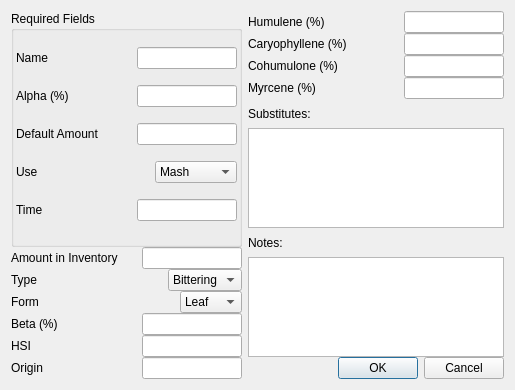
The window that ui/hopEditor.ui (Brewtarget/brewtarget) describes before a commit, drawn with Qt 5.
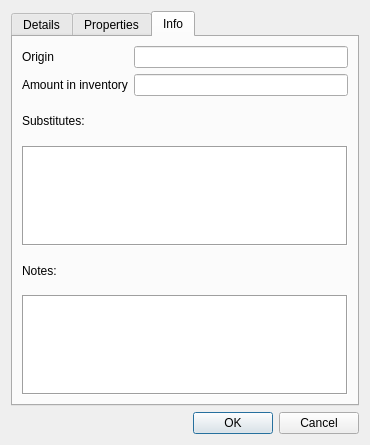
The same window after the commit. The open tabs and pages were chosen to show the change. Custom widgets are drawn as their Qt base class.

The edit to the form file:
```diff
--- a/ui/hopEditor.ui
+++ b/ui/hopEditor.ui
@@ -6,8 +6,8 @@
    <rect>
     <x>0</x>
     <y>0</y>
-    <width>515</width>
-    <height>390</height>
+    <width>370</width>
+    <height>445</height>
    </rect>
   </property>
   <property name="sizePolicy">
@@ -22,53 +22,24 @@
   <property name="configSection" stdset="0">
    <string notr="true">hopEditor</string>
   </property>
-  <layout class="QHBoxLayout" name="horizontalLayout_17">
-   <item>
-    <layout class="QHBoxLayout" name="horizontalLayout_15">
-     <item>
-      <layout class="QVBoxLayout" name="verticalLayout_3">
-       <property name="spacing">
-        <number>0</number>
-       </property>
-       <item>
-        <widget class="QGroupBox" name="groupBox">
-         <property name="title">
-          <string>Required Fields</string>
-         </property>
-         <property name="configSection" stdset="0">
-          <string notr="true">hopEditor</string>
-         </property>
          <layout class="QVBoxLayout" name="verticalLayout">
-          <property name="spacing">
-           <number>0</number>
-          </property>
-          <property name="sizeConstraint">
-           <enum>QLayout::SetMinimumSize</enum>
-          </property>
-          <property name="leftMargin">
-           <number>2</number>
-          </property>
-          <property name="topMargin">
-           <number>0</number>
-          </property>
-          <property name="rightMargin">
-           <number>2</number>
-          </property>
-          <property name="bottomMargin">
-           <number>3</number>
-          </property>
           <item>
-           <layout class="QHBoxLayout" name="horizontalLayout">
-            <property name="spacing">
-             <number>0</number>
-            </property>
-            <property name="sizeConstraint">
-             <enum>QLayout::SetNoConstraint</enum>
-            </property>
-            <property name="topMargin">
+    <widget class="QTabWidget" name="tabWidget">
+     <property name="sizePolicy">
+      <sizepolicy hsizetype="Expanding" vsizetype="Minimum">
+       <horstretch>0</horstretch>
+       <verstretch>0</verstretch>
+      </sizepolicy>
+     </property>
+     <property name="currentIndex">
              <number>0</number>
             </property>
-            <item>
+     <widget class="QWidget" name="tabHopDetails">
+      <attribute name="title">
+       <string>Details</string>
+      </attribute>
+      <layout class="QFormLayout" name="formLayout">
+       <item row="0" column="0">
              <widget class="QLabel" name="label_name">
               <property name="sizePolicy">
                <sizepolicy hsizetype="Expanding" vsizetype="Preferred">
@@ -84,23 +55,23 @@
               </property>
              </widget>
             </item>
-            <item>
+       <item row="0" column="1">
              <widget class="QLineEdit" name="lineEdit_name">
               <property name="sizePolicy">
-               <sizepolicy hsizetype="Fixed" vsizetype="Fixed">
-                <horstretch>100</horstretch>
+          <sizepolicy hsizetype="Expanding" vsizetype="Minimum">
+           <horstretch>0</horstretch>
                 <verstretch>0</verstretch>
                </sizepolicy>
               </property>
               <property name="minimumSize">
                <size>
-                <width>100</width>
+           <width>0</width>
                 <height>0</height>
                </size>
               </property>
               <property name="maximumSize">
                <size>
-                <width>100</width>
+           <width>16777215</width>
                 <height>16777215</height>
                </size>
               </property>
@@ -109,11 +80,7 @@
               </property>
              </widget>
             </item>
-           </layout>
-          </item>
-          <item>
-           <layout class="QHBoxLayout" name="horizontalLayout_2">
-            <item>
+       <item row="1" column="0">
              <widget class="QLabel" name="label_alpha">
               <property name="sizePolicy">
                <sizepolicy hsizetype="Expanding" vsizetype="Preferred">
@@ -129,23 +96,23 @@
               </property>
              </widget>
             </item>
-            <item>
+       <item row="1" column="1">
              <widget class="BtGenericEdit" name="lineEdit_alpha">
               <property name="sizePolicy">
-               <sizepolicy hsizetype="Fixed" vsizetype="Fixed">
-                <horstretch>100</horstretch>
+          <sizepolicy hsizetype="Expanding" vsizetype="Minimum">
+           <horstretch>0</horstretch>
                 <verstretch>0</verstretch>
                </sizepolicy>
               </property>
               <property name="minimumSize">
                <size>
-                <width>100</width>
+           <width>0</width>
                 <height>0</height>
                </size>
               </property>
               <property name="maximumSize">
                <size>
-                <width>100</width>
+           <width>16777215</width>
                 <height>16777215</height>
                </size>
               </property>
@@ -157,11 +124,7 @@
               </property>
              </widget>
             </item>
-           </layout>
-          </item>
-          <item>
-           <layout class="QHBoxLayout" name="horizontalLayout_3">
-            <item>
+       <item row="2" column="0">
              <widget class="BtMassLabel" name="label_amount">
               <property name="sizePolicy">
                <sizepolicy hsizetype="Expanding" vsizetype="Preferred">
@@ -173,30 +136,30 @@
                <enum>Qt::CustomContextMenu</enum>
               </property>
               <property name="text">
-               <string>Default Amount </string>
+          <string>Default amount </string>
               </property>
               <property name="buddy">
                <cstring>lineEdit_amount</cstring>
               </property>
              </widget>
             </item>
-            <item>
+       <item row="2" column="1">
              <widget class="BtMassEdit" name="lineEdit_amount">
               <property name="sizePolicy">
-               <sizepolicy hsizetype="Fixed" vsizetype="Fixed">
-                <horstretch>100</horstretch>
+          <sizepolicy hsizetype="Expanding" vsizetype="Minimum">
+           <horstretch>0</horstretch>
                 <verstretch>0</verstretch>
                </sizepolicy>
               </property>
               <property name="minimumSize">
                <size>
-                <width>100</width>
+           <width>0</width>
                 <height>0</height>
                </size>
               </property>
               <property name="maximumSize">
                <size>
-                <width>100</width>
+           <width>16777215</width>
                 <height>16777215</height>
                </size>
               </property>
@@ -208,11 +171,7 @@
               </property>
              </widget>
             </item>
-           </layout>
-          </item>
-          <item>
-           <layout class="QHBoxLayout" name="horizontalLayout_5">
-            <item>
+       <item row="3" column="0">
              <widget class="QLabel" name="label_use">
               <property name="sizePolicy">
                <sizepolicy hsizetype="Expanding" vsizetype="Preferred">
@@ -228,8 +187,14 @@
               </property>
              </widget>
             </item>
-            <item>
+       <item row="3" column="1">
              <widget class="QComboBox" name="comboBox_use">
+         <property name="sizePolicy">
+          <sizepolicy hsizetype="Preferred" vsizetype="Minimum">
+           <horstretch>0</horstretch>
+           <verstretch>0</verstretch>
+          </sizepolicy>
+         </property>
               <property name="toolTip">
                <string>Use</string>
               </property>
@@ -260,11 +225,7 @@
               </item>
              </widget>
             </item>
-           </layout>
-          </item>
-          <item>
-           <layout class="QHBoxLayout" name="horizontalLayout_4">
-            <item>
+       <item row="4" column="0">
              <widget class="BtTimeLabel" name="label_time">
               <property name="sizePolicy">
                <sizepolicy hsizetype="Expanding" vsizetype="Preferred">
@@ -283,23 +244,23 @@
               </property>
              </widget>
             </item>
-            <item>
+       <item row="4" column="1">
              <widget class="BtTimeEdit" name="lineEdit_time">
               <property name="sizePolicy">
-               <sizepolicy hsizetype="Fixed" vsizetype="Fixed">
-                <horstretch>100</horstretch>
+          <sizepolicy hsizetype="Expanding" vsizetype="Minimum">
+           <horstretch>0</horstretch>
                 <verstretch>0</verstretch>
                </sizepolicy>
               </property>
               <property name="minimumSize">
                <size>
-                <width>100</width>
+           <width>0</width>
                 <height>0</height>
                </size>
               </property>
               <property name="maximumSize">
                <size>
-                <width>100</width>
+           <width>16777215</width>
                 <height>16777215</height>
                </size>
               </property>
@@ -312,52 +273,13 @@
              </widget>
             </item>
            </layout>
-          </item>
-         </layout>
-        </widget>
-       </item>
-       <item>
-        <layout class="QHBoxLayout" name="horizontalLayout_16">
-         <item>
-          <widget class="BtMassLabel" name="label_inventory">
-           <property name="contextMenuPolicy">
-            <enum>Qt::CustomContextMenu</enum>
-           </property>
-           <property name="text">
-            <string>Amount in Inventory</string>
-           </property>
-           <property name="buddy">
-            <cstring>lineEdit_inventory</cstring>
-           </property>
-          </widget>
-         </item>
-         <item>
-          <widget class="BtMassEdit" name="lineEdit_inventory">
-           <property name="sizePolicy">
-            <sizepolicy hsizetype="Maximum" vsizetype="Fixed">
-             <horstretch>0</horstretch>
-             <verstretch>0</verstretch>
-            </sizepolicy>
-           </property>
-           <property name="maximumSize">
-            <size>
-             <width>100</width>
-             <height>16777215</height>
-            </size>
-           </property>
-           <property name="toolTip">
-            <string>Amount in inventory</string>
-           </property>
-           <property name="editField" stdset="0">
-            <string notr="true">inventory</string>
-           </property>
-          </widget>
-         </item>
-        </layout>
-       </item>
-       <item>
-        <layout class="QHBoxLayout" name="horizontalLayout_6">
-         <item>
+     </widget>
+     <widget class="QWidget" name="tabHopProperties">
+      <attribute name="title">
+       <string>Properties</string>
+      </attribute>
+      <layout class="QFormLayout" name="formLayout_2">
+       <item row="0" column="0">
           <widget class="QLabel" name="label_type">
            <property name="sizePolicy">
             <sizepolicy hsizetype="Expanding" vsizetype="Preferred">
@@ -373,8 +295,14 @@
            </property>
           </widget>
          </item>
-         <item>
+       <item row="0" column="1">
           <widget class="QComboBox" name="comboBox_type">
+         <property name="sizePolicy">
+          <sizepolicy hsizetype="Expanding" vsizetype="Minimum">
+           <horstretch>0</horstretch>
+           <verstretch>0</verstretch>
+          </sizepolicy>
+         </property>
            <property name="toolTip">
             <string>Type</string>
            </property>
@@ -395,11 +323,7 @@
            </item>
           </widget>
          </item>
-        </layout>
-       </item>
-       <item>
-        <layout class="QHBoxLayout" name="horizontalLayout_8">
-         <item>
+       <item row="1" column="0">
           <widget class="QLabel" name="label_form">
            <property name="sizePolicy">
             <sizepolicy hsizetype="Expanding" vsizetype="Preferred">
@@ -415,8 +339,14 @@
            </property>
           </widget>
          </item>
-         <item>
+       <item row="1" column="1">
           <widget class="QComboBox" name="comboBox_form">
+         <property name="sizePolicy">
+          <sizepolicy hsizetype="Expanding" vsizetype="Minimum">
+           <horstretch>0</horstretch>
+           <verstretch>0</verstretch>
+          </sizepolicy>
+         </property>
            <property name="toolTip">
             <string>Form</string>
            </property>
@@ -437,11 +367,7 @@
            </item>
           </widget>
          </item>
-        </layout>
-       </item>
-       <item>
-        <layout class="QHBoxLayout" name="horizontalLayout_7">
-         <item>
+       <item row="2" column="0">
           <widget class="QLabel" name="label_beta">
            <property name="sizePolicy">
             <sizepolicy hsizetype="Expanding" vsizetype="Preferred">
@@ -457,23 +383,23 @@
            </property>
           </widget>
          </item>
-         <item>
+       <item row="2" column="1">
           <widget class="BtGenericEdit" name="lineEdit_beta">
            <property name="sizePolicy">
-            <sizepolicy hsizetype="Fixed" vsizetype="Fixed">
-             <horstretch>100</horstretch>
+          <sizepolicy hsizetype="Expanding" vsizetype="Minimum">
+           <horstretch>0</horstretch>
              <verstretch>0</verstretch>
             </sizepolicy>
            </property>
            <property name="minimumSize">
             <size>
-             <width>100</width>
+           <width>0</width>
              <height>0</height>
             </size>
            </property>
            <property name="maximumSize">
             <size>
-             <width>100</width>
+           <width>16777215</width>
              <height>16777215</height>
             </size>
            </property>
@@ -485,11 +411,7 @@
            </property>
           </widget>
          </item>
-        </layout>
-       </item>
-       <item>
-        <layout class="QHBoxLayout" name="horizontalLayout_9">
-         <item>
+       <item row="3" column="0">
           <widget class="QLabel" name="label_HSI">
            <property name="sizePolicy">
             <sizepolicy hsizetype="Expanding" vsizetype="Preferred">
@@ -505,23 +427,23 @@
            </property>
           </widget>
          </item>
-         <item>
+       <item row="3" column="1">
           <widget class="BtGenericEdit" name="lineEdit_HSI">
            <property name="sizePolicy">
-            <sizepolicy hsizetype="Fixed" vsizetype="Fixed">
-             <horstretch>100</horstretch>
+          <sizepolicy hsizetype="Expanding" vsizetype="Minimum">
+           <horstretch>0</horstretch>
              <verstretch>0</verstretch>
             </sizepolicy>
            </property>
            <property name="minimumSize">
             <size>
-             <width>100</width>
+           <width>0</width>
              <height>0</height>
             </size>
            </property>
            <property name="maximumSize">
             <size>
-             <width>100</width>
+           <width>16777215</width>
              <height>16777215</height>
             </size>
            </property>
@@ -533,63 +455,7 @@
            </property>
           </widget>
          </item>
-        </layout>
-       </item>
-       <item>
-        <layout class="QHBoxLayout" name="horizontalLayout_10">
-         <item>
-          <widget class="QLabel" name="label_origin">
-           <property name="sizePolicy">
-            <sizepolicy hsizetype="Expanding" vsizetype="Preferred">
-             <horstretch>0</horstretch>
-             <verstretch>0</verstretch>
-            </sizepolicy>
-           </property>
-           <property name="text">
-            <string>Origin</string>
-           </property>
-           <property name="buddy">
-            <cstring>lineEdit_origin</cstring>
-           </property>
-          </widget>
-         </item>
-         <item>
-          <widget class="QLineEdit" name="lineEdit_origin">
-           <property name="sizePolicy">
-            <sizepolicy hsizetype="Fixed" vsizetype="Fixed">
-             <horstretch>100</horstretch>
-             <verstretch>0</verstretch>
-            </sizepolicy>
-           </property>
-           <property name="minimumSize">
-            <size>
-             <width>100</width>
-             <height>0</height>
-            </size>
-           </property>
-           <property name="maximumSize">
-            <size>
-             <width>100</width>
-             <height>16777215</height>
-            </size>
-           </property>
-           <property name="toolTip">
-            <string>Origin</string>
-           </property>
-          </widget>
-         </item>
-        </layout>
-       </item>
-      </layout>
-     </item>
-     <item>
-      <layout class="QVBoxLayout" name="verticalLayout_2">
-       <property name="spacing">
-        <number>0</number>
-       </property>
-       <item>
-        <layout class="QHBoxLayout" name="horizontalLayout_14">
-         <item>
+       <item row="4" column="0">
           <widget class="QLabel" name="label_humulene">
            <property name="sizePolicy">
             <sizepolicy hsizetype="Expanding" vsizetype="Preferred">
@@ -605,23 +471,23 @@
            </property>
           </widget>
          </item>
-         <item>
+       <item row="4" column="1">
           <widget class="BtGenericEdit" name="lineEdit_humulene">
            <property name="sizePolicy">
-            <sizepolicy hsizetype="Fixed" vsizetype="Fixed">
-             <horstretch>100</horstretch>
+          <sizepolicy hsizetype="Expanding" vsizetype="Minimum">
+           <horstretch>0</horstretch>
              <verstretch>0</verstretch>
             </sizepolicy>
            </property>
            <property name="minimumSize">
             <size>
-             <width>100</width>
+           <width>0</width>
              <height>0</height>
             </size>
            </property>
            <property name="maximumSize">
             <size>
-             <width>100</width>
+           <width>16777215</width>
              <height>16777215</height>
             </size>
            </property>
@@ -633,11 +499,7 @@
            </property>
           </widget>
          </item>
-        </layout>
-       </item>
-       <item>
-        <layout class="QHBoxLayout" name="horizontalLayout_13">
-         <item>
+       <item row="5" column="0">
           <widget class="QLabel" name="label_caryophyllene">
            <property name="sizePolicy">
             <sizepolicy hsizetype="Expanding" vsizetype="Preferred">
@@ -653,23 +515,23 @@
            </property>
           </widget>
          </item>
-         <item>
+       <item row="5" column="1">
           <widget class="BtGenericEdit" name="lineEdit_caryophyllene">
            <property name="sizePolicy">
-            <sizepolicy hsizetype="Fixed" vsizetype="Fixed">
-             <horstretch>100</horstretch>
+          <sizepolicy hsizetype="Expanding" vsizetype="Minimum">
+           <horstretch>0</horstretch>
              <verstretch>0</verstretch>
             </sizepolicy>
            </property>
            <property name="minimumSize">
             <size>
-             <width>100</width>
+           <width>0</width>
              <height>0</height>
             </size>
            </property>
            <property name="maximumSize">
             <size>
-             <width>100</width>
+           <width>16777215</width>
              <height>16777215</height>
             </size>
            </property>
@@ -681,11 +543,7 @@
            </property>
           </widget>
          </item>
-        </layout>
-       </item>
-       <item>
-        <layout class="QHBoxLayout" name="horizontalLayout_12">
-         <item>
+       <item row="6" column="0">
           <widget class="QLabel" name="label_cohumulone">
            <property name="sizePolicy">
             <sizepolicy hsizetype="Expanding" vsizetype="Preferred">
@@ -701,23 +559,23 @@
            </property>
           </widget>
          </item>
-         <item>
+       <item row="6" column="1">
           <widget class="BtGenericEdit" name="lineEdit_cohumulone">
            <property name="sizePolicy">
-            <sizepolicy hsizetype="Fixed" vsizetype="Fixed">
-             <horstretch>100</horstretch>
+          <sizepolicy hsizetype="Expanding" vsizetype="Minimum">
+           <horstretch>0</horstretch>
              <verstretch>0</verstretch>
             </sizepolicy>
            </property>
            <property name="minimumSize">
             <size>
-             <width>100</width>
+           <width>0</width>
              <height>0</height>
             </size>
            </property>
            <property name="maximumSize">
             <size>
-             <width>100</width>
+           <width>16777215</width>
              <height>16777215</height>
             </size>
            </property>
@@ -729,11 +587,7 @@
            </property>
           </widget>
          </item>
-        </layout>
-       </item>
-       <item>
-        <layout class="QHBoxLayout" name="horizontalLayout_11">
-         <item>
+       <item row="7" column="0">
           <widget class="QLabel" name="label_myrcene">
            <property name="sizePolicy">
             <sizepolicy hsizetype="Expanding" vsizetype="Preferred">
@@ -749,23 +603,23 @@
            </property>
           </widget>
          </item>
-         <item>
+       <item row="7" column="1">
           <widget class="BtGenericEdit" name="lineEdit_myrcene">
            <property name="sizePolicy">
-            <sizepolicy hsizetype="Fixed" vsizetype="Fixed">
-             <horstretch>100</horstretch>
+          <sizepolicy hsizetype="Expanding" vsizetype="Minimum">
+           <horstretch>0</horstretch>
              <verstretch>0</verstretch>
             </sizepolicy>
            </property>
            <property name="minimumSize">
             <size>
-             <width>100</width>
+           <width>0</width>
              <height>0</height>
             </size>
            </property>
            <property name="maximumSize">
             <size>
-             <width>100</width>
+           <width>16777215</width>
              <height>16777215</height>
             </size>
            </property>
@@ -778,9 +632,119 @@
           </widget>
          </item>
         </layout>
+      <zorder>comboBox_type</zorder>
+      <zorder>label_type</zorder>
+      <zorder>comboBox_form</zorder>
+      <zorder>label_form</zorder>
+      <zorder>lineEdit_beta</zorder>
+      <zorder>label_beta</zorder>
+      <zorder>lineEdit_HSI</zorder>
+      <zorder>label_HSI</zorder>
+      <zorder>lineEdit_humulene</zorder>
+      <zorder>label_humulene</zorder>
+      <zorder>lineEdit_caryophyllene</zorder>
+      <zorder>label_caryophyllene</zorder>
+      <zorder>lineEdit_cohumulone</zorder>
+      <zorder>label_cohumulone</zorder>
+      <zorder>lineEdit_myrcene</zorder>
+      <zorder>label_myrcene</zorder>
+     </widget>
+     <widget class="QWidget" name="tabHopInfo">
+      <attribute name="title">
+       <string>Info</string>
+      </attribute>
+      <layout class="QVBoxLayout" name="verticalLayout_2">
+       <item>
+        <layout class="QFormLayout" name="formLayout_3">
+         <property name="verticalSpacing">
+          <number>6</number>
+         </property>
+         <item row="0" column="0">
+          <widget class="QLabel" name="label_origin">
+           <property name="sizePolicy">
+            <sizepolicy hsizetype="Expanding" vsizetype="Preferred">
+             <horstretch>0</horstretch>
+             <verstretch>0</verstretch>
+            </sizepolicy>
+           </property>
+           <property name="text">
+            <string>Origin</string>
+           </property>
+           <property name="buddy">
+            <cstring>lineEdit_origin</cstring>
+           </property>
+          </widget>
+         </item>
+         <item row="0" column="1">
+          <widget class="QLineEdit" name="lineEdit_origin">
+           <property name="sizePolicy">
+            <sizepolicy hsizetype="Expanding" vsizetype="Minimum">
+             <horstretch>0</horstretch>
+             <verstretch>0</verstretch>
+            </sizepolicy>
+           </property>
+           <property name="minimumSize">
+            <size>
+             <width>0</width>
+             <height>0</height>
+            </size>
+           </property>
+           <property name="maximumSize">
+            <size>
+             <width>16777215</width>
+             <height>16777215</height>
+            </size>
+           </property>
+           <property name="toolTip">
+            <string>Origin</string>
+           </property>
+          </widget>
+         </item>
+         <item row="1" column="0">
+          <widget class="BtMassLabel" name="label_inventory">
+           <property name="contextMenuPolicy">
+            <enum>Qt::CustomContextMenu</enum>
+           </property>
+           <property name="text">
+            <string>Amount in inventory</string>
+           </property>
+           <property name="buddy">
+            <cstring>lineEdit_inventory</cstring>
+           </property>
+          </widget>
+         </item>
+         <item row="1" column="1">
+          <widget class="BtMassEdit" name="lineEdit_inventory">
+           <property name="sizePolicy">
+            <sizepolicy hsizetype="Expanding" vsizetype="Minimum">
+             <horstretch>0</horstretch>
+             <verstretch>0</verstretch>
+            </sizepolicy>
+           </property>
+           <property name="maximumSize">
+            <size>
+             <width>16777215</width>
+             <height>16777215</height>
+            </size>
+           </property>
+           <property name="toolTip">
+            <string>Amount in inventory</string>
+           </property>
+           <property name="editField" stdset="0">
+            <string notr="true">inventory</string>
+           </property>
+          </widget>
+         </item>
+        </layout>
        </item>
        <item>
         <widget class="QLabel" name="label_15">
+         <property name="sizePolicy">
+          <sizepolicy hsizetype="Preferred" vsizetype="Minimum">
+           <horstretch>0</horstretch>
+           <verstretch>0</verstretch>
+          </sizepolicy>
+         </property>
          <property name="text">
           <string>Substitutes:</string>
          </property>
@@ -792,7 +756,7 @@
        <item>
         <widget class="QTextEdit" name="textEdit_substitutes">
          <property name="sizePolicy">
-          <sizepolicy hsizetype="Preferred" vsizetype="Preferred">
+          <sizepolicy hsizetype="Expanding" vsizetype="Expanding">
            <horstretch>0</horstretch>
            <verstretch>0</verstretch>
           </sizepolicy>
@@ -805,14 +769,23 @@
          </property>
          <property name="maximumSize">
           <size>
-           <width>1000</width>
+           <width>16777215</width>
            <height>100</height>
           </size>
          </property>
+         <property name="frameShape">
+          <enum>QFrame::Box</enum>
+         </property>
         </widget>
        </item>
        <item>
         <widget class="QLabel" name="label_16">
+         <property name="sizePolicy">
+          <sizepolicy hsizetype="Preferred" vsizetype="Minimum">
+           <horstretch>0</horstretch>
+           <verstretch>0</verstretch>
+          </sizepolicy>
+         </property>
          <property name="text">
           <string>Notes:</string>
          </property>
@@ -824,23 +797,30 @@
        <item>
         <widget class="QTextEdit" name="textEdit_notes">
          <property name="sizePolicy">
-          <sizepolicy hsizetype="Minimum" vsizetype="Minimum">
+          <sizepolicy hsizetype="Expanding" vsizetype="Expanding">
            <horstretch>0</horstretch>
            <verstretch>0</verstretch>
           </sizepolicy>
          </property>
          <property name="minimumSize">
           <size>
-           <width>100</width>
-           <height>100</height>
+           <width>0</width>
+           <height>0</height>
           </size>
          </property>
          <property name="maximumSize">
           <size>
-           <width>1000</width>
+           <width>16777215</width>
            <height>100</height>
           </size>
          </property>
+         <property name="frameShape">
+          <enum>QFrame::Box</enum>
+         </property>
+        </widget>
+       </item>
+      </layout>
+     </widget>
         </widget>
        </item>
        <item>
@@ -854,10 +834,6 @@
         </widget>
        </item>
       </layout>
-     </item>
-    </layout>
-   </item>
-  </layout>
  </widget>
  <customwidgets>
   <customwidget>
@@ -865,6 +841,15 @@
    <extends>QLineEdit</extends>
    <header>BtLineEdit.h</header>
   </customwidget>
+  <customwidget>
+   <class>BtMassLabel</class>
+   <extends>QLabel</extends>
+   <header>BtLabel.h</header>
+   <slots>
+    <signal>labelChanged(Unit::unitDisplay,Unit::unitScale)</signal>
+    <slot>popContextMenu(QPoint)</slot>
+   </slots>
+  </customwidget>
   <customwidget>
    <class>BtMassEdit</class>
    <extends>QLineEdit</extends>
@@ -891,15 +876,6 @@
     <signal>labelChanged(Unit::unitDisplay,Unit::unitScale)</signal>
    </slots>
   </customwidget>
-  <customwidget>
-   <class>BtMassLabel</class>
-   <extends>QLabel</extends>
-   <header>BtLabel.h</header>
-   <slots>
-    <signal>labelChanged(Unit::unitDisplay,Unit::unitScale)</signal>
-    <slot>popContextMenu(QPoint)</slot>
-   </slots>
-  </customwidget>
  </customwidgets>
  <resources/>
  <connections>
```
Lines whose indentation alone changed are shown as unchanged.
